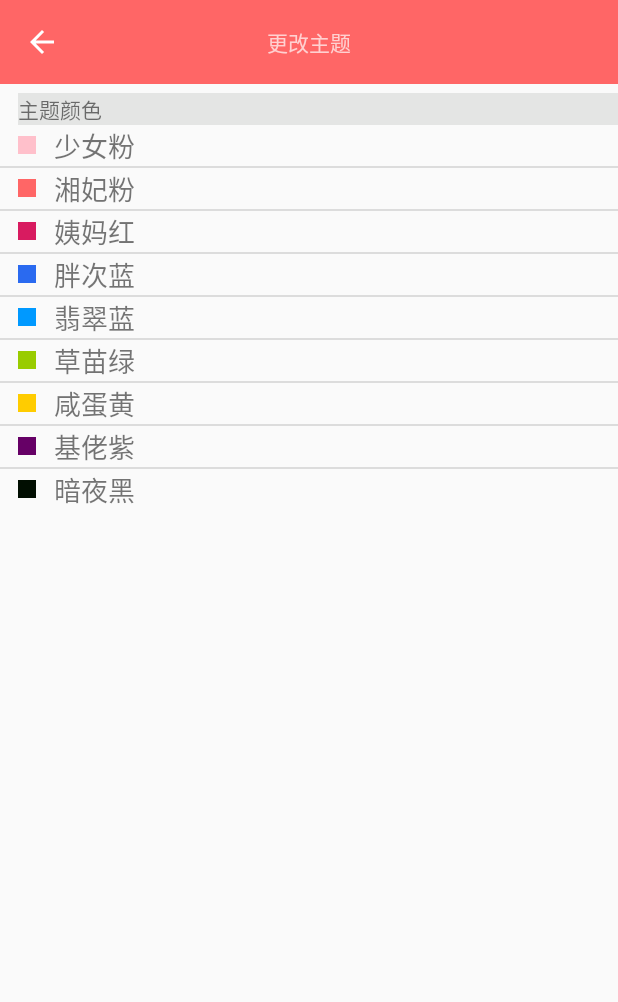
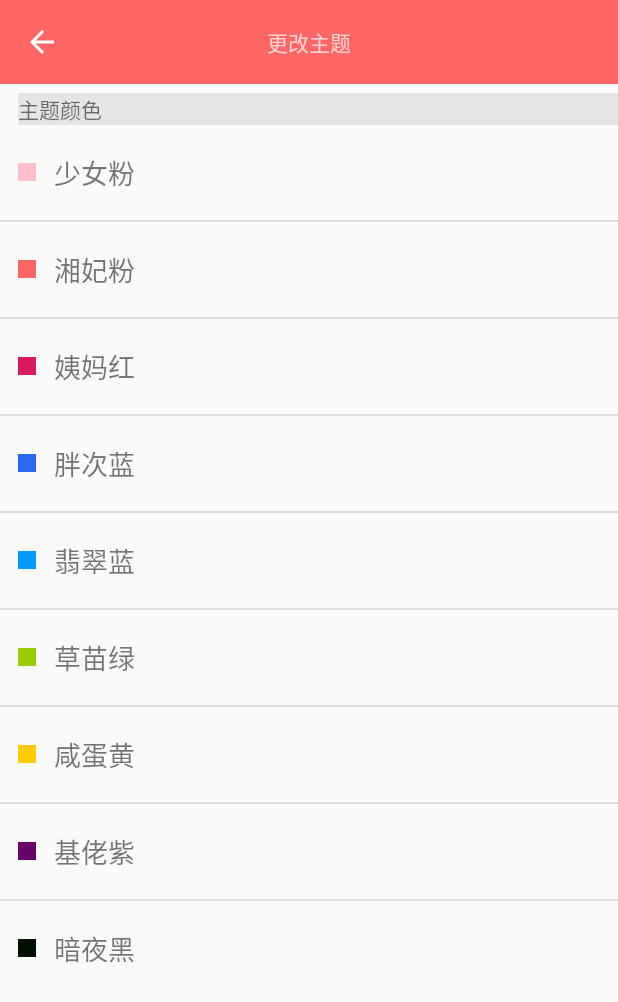
Before and after one commit to lizhenzn/CM, an Android app: the ThemeActivity screen opened directly, with no data from a screen before it, on a phone screen of 412 x 824 dp. Shown: the top 1002 px of the screen. Run offline under Robolectric (Android 15) with nearby library versions, the phone set to English and light mode, and no system bars.

Commit message:
布局小调整

```diff
--- a/app/src/main/res/layout/activity_edit_email.xml
+++ b/app/src/main/res/layout/activity_edit_email.xml
@@ -19,8 +19,8 @@
             android:layout_centerInParent="true"
             android:layout_gravity="center"
             android:text="修改邮箱" />
-        <Button
-            android:id="@+id/save_email_btn"
+        <TextView
+            android:id="@+id/save_email_tv"
             android:layout_width="wrap_content"
             android:layout_height="wrap_content"
             android:text="保存"
--- a/app/src/main/res/layout/theme_item.xml
+++ b/app/src/main/res/layout/theme_item.xml
@@ -18,6 +18,8 @@
         android:layout_width="wrap_content"
         android:layout_height="wrap_content"
         android:layout_gravity="center_vertical"
+        android:layout_marginTop="18dp"
+        android:layout_marginBottom="18dp"
         android:layout_marginLeft="12dp"
         android:textSize="18dp" />
 
```
Also changed, not shown: app/src/main/java/com/example/cm/myInfo/EditEmailActivity.java (+6 -6 lines).
